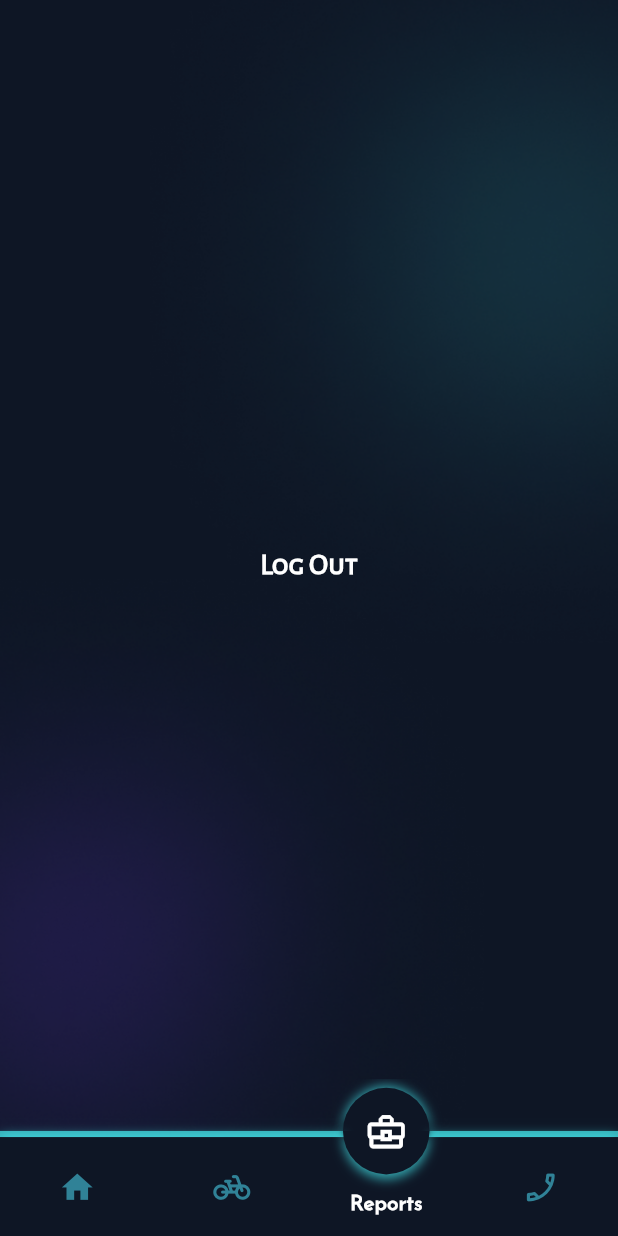
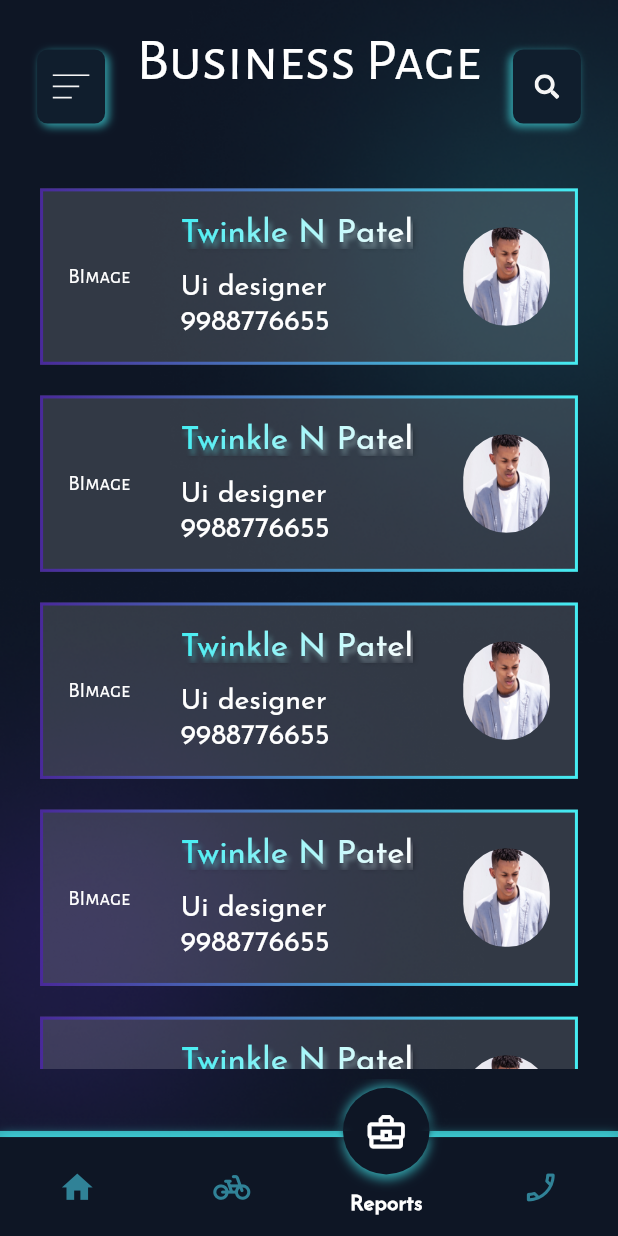
Before and after one commit to SahilMunjapara/Tatsam, a Flutter app: the DashBoardScreen screen opened by its route, item 2 of the bottom bar chosen, on a phone screen of 412 x 824 dp. Run offline on Flutter 3.47's test engine with Material 2 defaults, Android fonts, the phone set to English and light mode, and no system bars; our stand-ins replace azlistview, cloud_firestore, equatable, firebase_auth, firebase_core, flutter_bloc and 6 more; accounts and stored records are empty; project files that could hold a hidden picture were left out.

Commit message:
create contact profile and business screen UI

```diff
--- /dev/null
+++ b/lib/Screens/businessScreen/presentation/business_screen.dart
@@ -0,0 +1,211 @@
+import 'package:flutter/material.dart';
+import 'package:flutter_svg/flutter_svg.dart';
+import 'package:tatsam/Utils/constants/colors.dart';
+import 'package:tatsam/Utils/constants/image.dart';
+import 'package:tatsam/Utils/constants/strings.dart';
+import 'package:tatsam/Utils/constants/textStyle.dart';
+import 'package:tatsam/Utils/size_utils/size_utils.dart';
+import 'package:tatsam/commonWidget/gradient_border.dart';
+import 'package:tatsam/commonWidget/gradient_text.dart';
+
+class BusinessScreen extends StatefulWidget {
+  const BusinessScreen({Key? key}) : super(key: key);
+
+  @override
+  State<BusinessScreen> createState() => _BusinessScreenState();
+}
+
+class _BusinessScreenState extends State<BusinessScreen> {
+  @override
+  Widget build(BuildContext context) {
+    SizeUtils().init(context);
+    return SafeArea(
+      child: Scaffold(
+        backgroundColor: transparentColor,
+        body: Padding(
+          padding: EdgeInsets.symmetric(horizontal: SizeUtils().wp(6)),
+          child: Column(
+            children: [
+              SizedBox(height: SizeUtils().hp(2)),
+              _profileTitleWidgets(),
+              SizedBox(height: SizeUtils().hp(4)),
+              Expanded(
+                child: NotificationListener<OverscrollIndicatorNotification>(
+                  onNotification: (overScroll) {
+                    overScroll.disallowIndicator();
+                    return false;
+                  },
+                  child: Padding(
+                    padding: EdgeInsets.only(bottom: SizeUtils().hp(5)),
+                    child: ListView.builder(
+                      itemCount: 12,
+                      itemBuilder: (context, index) {
+                        return _businessProfileWidget(
+                          businessImage: 'BImage',
+                          userName: 'Twinkle N Patel',
+                          businessName: 'Ui designer',
+                          userPhoneNumber: '9988776655',
+                          userImage: 'UImage',
+                        );
+                      },
+                    ),
+                  ),
+                ),
+              ),
+            ],
+          ),
+        ),
+      ),
+    );
+  }
+
+  Widget _businessProfileWidget({
+    String? businessImage,
+    String? userName,
+    String? userPhoneNumber,
+    String? businessName,
+    String? userImage,
+  }) {
+    return Padding(
+      padding: EdgeInsets.symmetric(
+        vertical: SizeUtils().hp(1),
+      ),
+      child: Padding(
+        padding: const EdgeInsets.all(2.0),
+        child: Container(
+          decoration: BoxDecoration(
+            border: const GradientBoxBorder(
+              gradient: LinearGradient(
+                colors: [shadow2Color, shadow1Color],
+              ),
+              width: 2,
+            ),
+            color: whiteColor.withOpacity(0.15),
+          ),
+          child: Row(
+            mainAxisAlignment: MainAxisAlignment.spaceAround,
+            children: [
+              Text(businessImage!),
+              Padding(
+                padding: EdgeInsets.symmetric(vertical: SizeUtils().hp(2)),
+                child: Column(
+                  crossAxisAlignment: CrossAxisAlignment.start,
+                  children: [
+                    GradientText(
+                      userName!,
+                      style: size21Regular().copyWith(shadows: [
+                        Shadow(
+                          offset: const Offset(2, 4),
+                          blurRadius: 4,
+                          color: blackColor.withOpacity(0.4),
+                        ),
+                      ]),
+                      gradient: const LinearGradient(
+                        colors: [textGradient1Color, whiteColor],
+                      ),
+                    ),
+                    SizedBox(height: SizeUtils().hp(2)),
+                    Text(
+                      businessName!,
+                      style: size18Regular(),
+                    ),
+                    SizedBox(height: SizeUtils().hp(0.5)),
+                    Text(
+                      userPhoneNumber!,
+                      style: size18Regular(),
+                    ),
+                  ],
+                ),
+              ),
+              Container(
+                height: SizeUtils().hp(8),
+                width: SizeUtils().wp(14),
+                decoration: const BoxDecoration(shape: BoxShape.circle),
+                child: ClipRRect(
+                  borderRadius: BorderRadius.circular(30),
+                  child: Image.asset(
+                    ImageString.person,
+                    fit: BoxFit.fill,
+                  ),
+                ),
+              ),
+            ],
+          ),
+        ),
+      ),
+    );
+  }
+
+  Widget _profileTitleWidgets() {
+    return Row(
+      mainAxisAlignment: MainAxisAlignment.spaceBetween,
+      crossAxisAlignment: CrossAxisAlignment.start,
+      children: [
+        Column(
+          children: [
+            SizedBox(height: SizeUtils().hp(2)),
+            Container(
+              height: SizeUtils().hp(6),
+              width: SizeUtils().wp(11),
+              decoration: BoxDecoration(
+                borderRadius: BorderRadius.circular(7),
+                color: profileButtonColor,
+                boxShadow: const [
+                  BoxShadow(
+                    blurRadius: 4,
+                    color: boxShadow,
+                    offset: Offset(2, 2),
+                  )
+                ],
+              ),
+              child: Padding(
+                padding: EdgeInsets.symmetric(
+                  horizontal: SizeUtils().wp(2.5),
+                  vertical: SizeUtils().hp(2),
+                ),
+                child: SvgPicture.asset(
+                  ImageString.menuSvg,
+                  fit: BoxFit.fill,
+                ),
+              ),
+            ),
+          ],
+        ),
+        Text(
+          Strings.businessScreenHeader,
+          style: size38Regular(),
+        ),
+        Column(
+          children: [
+            SizedBox(height: SizeUtils().hp(2)),
+            Container(
+              height: SizeUtils().hp(6),
+              width: SizeUtils().wp(11),
+              decoration: BoxDecoration(
+                borderRadius: BorderRadius.circular(7),
+                color: profileButtonColor,
+                boxShadow: const [
+                  BoxShadow(
+                    blurRadius: 4,
+                    color: boxShadow,
+                    offset: Offset(-2, 2),
+                  )
+                ],
+              ),
+              child: Padding(
+                padding: EdgeInsets.symmetric(
+                  horizontal: SizeUtils().wp(3.5),
+                  vertical: SizeUtils().hp(2),
+                ),
+                child: SvgPicture.asset(
+                  ImageString.searchSvg,
+                  fit: BoxFit.fill,
+                ),
+              ),
+            ),
+          ],
+        ),
+      ],
+    );
+  }
+}
--- a/lib/Screens/dashboard/presentation/dashboard.dart
+++ b/lib/Screens/dashboard/presentation/dashboard.dart
@@ -1,5 +1,7 @@
 import 'package:flutter/material.dart';
 import 'package:tatsam/Navigation/routes_key.dart';
+import 'package:tatsam/Screens/businessScreen/presentation/business_screen.dart';
+import 'package:tatsam/Screens/contactProfileScreen/presentation/contact_profile_screen.dart';
 import 'package:tatsam/Screens/contactScreen/presentation/contact_screen.dart';
 import 'package:tatsam/Screens/dashboard/presentation/widget/bottomNavigationBar/circular_bottom_navigation.dart';
 import 'package:tatsam/Screens/profileScreen/presentation/profile_screen.dart';
@@ -85,11 +87,13 @@ class _DashBoardScreenState extends State<DashBoardScreen> {
         // return const ProfileScreen();
         return const ContactScreen();
       case 1:
-        slogan = "Log Out";
-        break;
+        // slogan = "Log Out";
+        // break;
+        return const ContactProfileScreen();
       case 2:
-        slogan = "Log Out";
-        break;
+        // slogan = "Log Out";
+        // break;
+        return const BusinessScreen();
       case 3:
         slogan = "Log Out";
         break;
--- a/lib/Utils/constants/colors.dart
+++ b/lib/Utils/constants/colors.dart
@@ -14,3 +14,5 @@ const Color boxShadow = Color(0XA145EDF2);
 const Color hintTextColor = Color(0X4DC1C1C1);
 const Color shadow1Color = Color(0XFF45EDF2);
 const Color shadow2Color = Color(0XFF49299A);
+const Color textGradient1Color = Color(0XFF45EDF2);
+const Color textGradient2Color = Color(0XFF8965E3);
--- a/lib/Utils/constants/image.dart
+++ b/lib/Utils/constants/image.dart
@@ -28,4 +28,9 @@ class ImageString {
   static const String closeSvg = "assets/svg/close.svg";
   static const String checkSvg = "assets/svg/check.svg";
   static const String homeSvg = "assets/svg/home.svg";
+  static const String bagSvg = "assets/svg/bag.svg";
+  static const String callSvg = "assets/svg/call.svg";
+  static const String emailSvg = "assets/svg/email.svg";
+  static const String phoneSvg = "assets/svg/phone.svg";
+  static const String locationSvg = "assets/svg/location.svg";
 }
--- a/lib/Utils/constants/strings.dart
+++ b/lib/Utils/constants/strings.dart
@@ -16,6 +16,7 @@ class Strings {
   static const String resendOtp = 'Resend Otp';
   static const String verify = 'Verify';
   static const String profile = 'Profile';
+  static const String businessScreenHeader = 'Business Page';
   static const String contactsScreenHeader = 'Contacts';
   static const String resendOtpDetail = 'Resend Otp in ';
   static const String twoMinute = '2:00';
--- a/lib/Utils/constants/textStyle.dart
+++ b/lib/Utils/constants/textStyle.dart
@@ -89,6 +89,34 @@ TextStyle size20Regular({
       decoration: decoration,
     );
 
+TextStyle size21Regular({
+  Color? textColor,
+  double? letterSpacing = 0.0,
+  TextDecoration? decoration = TextDecoration.none,
+}) =>
+    TextStyle(
+      fontFamily: Strings.secondFontFamily,
+      color: textColor ?? whiteColor,
+      fontSize: SizeUtils().sp(15.96),
+      letterSpacing: letterSpacing,
+      fontWeight: FontWeight.w400,
+      decoration: decoration,
+    );
+
+TextStyle size24Regular({
+  Color? textColor,
+  double? letterSpacing = 0.0,
+  TextDecoration? decoration = TextDecoration.none,
+}) =>
+    TextStyle(
+      fontFamily: Strings.secondFontFamily,
+      color: textColor ?? whiteColor,
+      fontSize: SizeUtils().sp(18.24),
+      letterSpacing: letterSpacing,
+      fontWeight: FontWeight.w700,
+      decoration: decoration,
+    );
+
 TextStyle size30Regular({
   Color? textColor,
   double? letterSpacing = 0.0,
--- /dev/null
+++ b/lib/commonWidget/gradient_border.dart
@@ -0,0 +1,71 @@
+import 'package:flutter/widgets.dart';
+
+class GradientBoxBorder extends BoxBorder {
+  final Gradient gradient;
+  final double width;
+
+  const GradientBoxBorder({required this.gradient, this.width = 1.0});
+
+  @override
+  BorderSide get bottom => BorderSide.none;
+
+  @override
+  BorderSide get top => BorderSide.none;
+
+  @override
+  EdgeInsetsGeometry get dimensions => EdgeInsets.all(width);
+
+  @override
+  bool get isUniform => true;
+
+  @override
+  void paint(
+    Canvas canvas,
+    Rect rect, {
+    TextDirection? textDirection,
+    BoxShape shape = BoxShape.rectangle,
+    BorderRadius? borderRadius,
+  }) {
+    switch (shape) {
+      case BoxShape.circle:
+        assert(borderRadius == null,
+            'A borderRadius can only be given for rectangular boxes.');
+        _paintCircle(canvas, rect);
+        break;
+      case BoxShape.rectangle:
+        if (borderRadius != null) {
+          _paintRRect(canvas, rect, borderRadius);
+          return;
+        }
+        _paintRect(canvas, rect);
+        break;
+    }
+  }
+
+  void _paintRect(Canvas canvas, Rect rect) {
+    canvas.drawRect(rect.deflate(width / 2), _getPaint(rect));
+  }
+
+  void _paintRRect(Canvas canvas, Rect rect, BorderRadius borderRadius) {
+    final RRect rrect = borderRadius.toRRect(rect).deflate(width / 2);
+    canvas.drawRRect(rrect, _getPaint(rect));
+  }
+
+  void _paintCircle(Canvas canvas, Rect rect) {
+    final Paint paint = _getPaint(rect);
+    final double radius = (rect.shortestSide - width) / 2.0;
+    canvas.drawCircle(rect.center, radius, paint);
+  }
+
+  @override
+  ShapeBorder scale(double t) {
+    return this;
+  }
+
+  Paint _getPaint(Rect rect) {
+    return Paint()
+      ..strokeWidth = width
+      ..shader = gradient.createShader(rect)
+      ..style = PaintingStyle.stroke;
+  }
+}
--- /dev/null
+++ b/lib/commonWidget/gradient_text.dart
@@ -0,0 +1,25 @@
+import 'package:flutter/material.dart';
+
+class GradientText extends StatelessWidget {
+  const GradientText(
+    this.text, {
+    required this.gradient,
+    this.style,
+    Key? key,
+  }) : super(key: key);
+
+  final String text;
+  final TextStyle? style;
+  final Gradient gradient;
+
+  @override
+  Widget build(BuildContext context) {
+    return ShaderMask(
+      blendMode: BlendMode.srcIn,
+      shaderCallback: (bounds) => gradient.createShader(
+        Rect.fromLTWH(0, 0, bounds.width, bounds.height),
+      ),
+      child: Text(text, style: style),
+    );
+  }
+}
```
Also changed, not shown: lib/Screens/contactProfileScreen/presentation/contact_profile_screen.dart (added, +236 -0 lines), assets/svg/bag.svg (added), assets/svg/call.svg (added), assets/svg/email.svg (added), assets/svg/location.svg (added), assets/svg/phone.svg (added).
